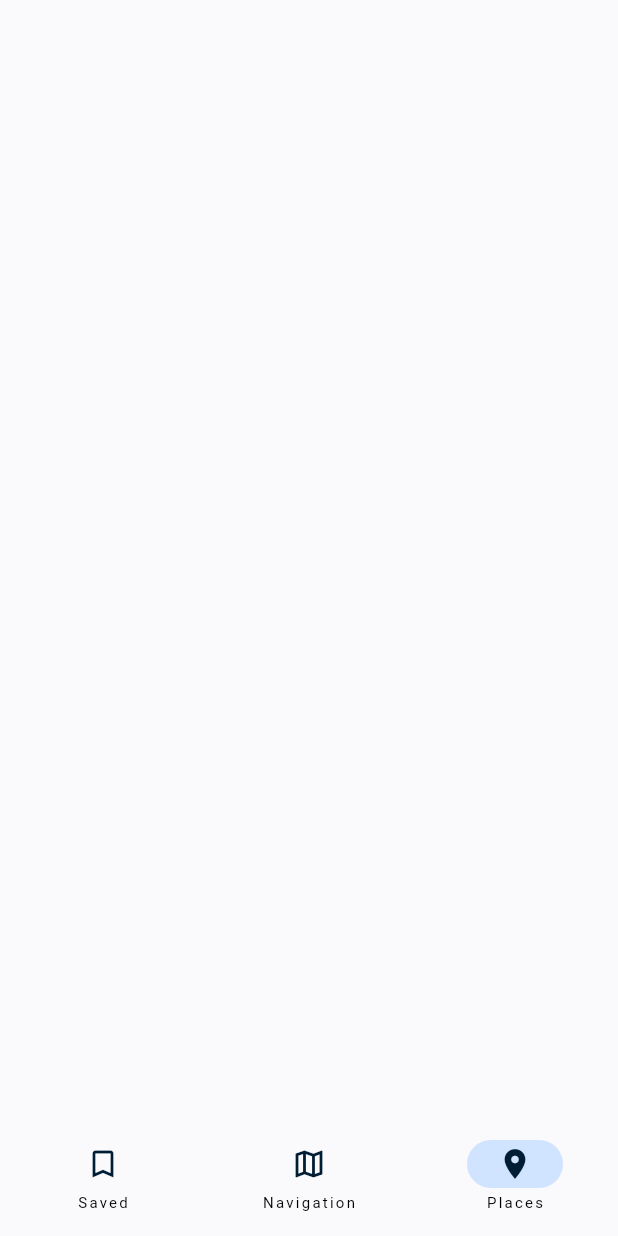
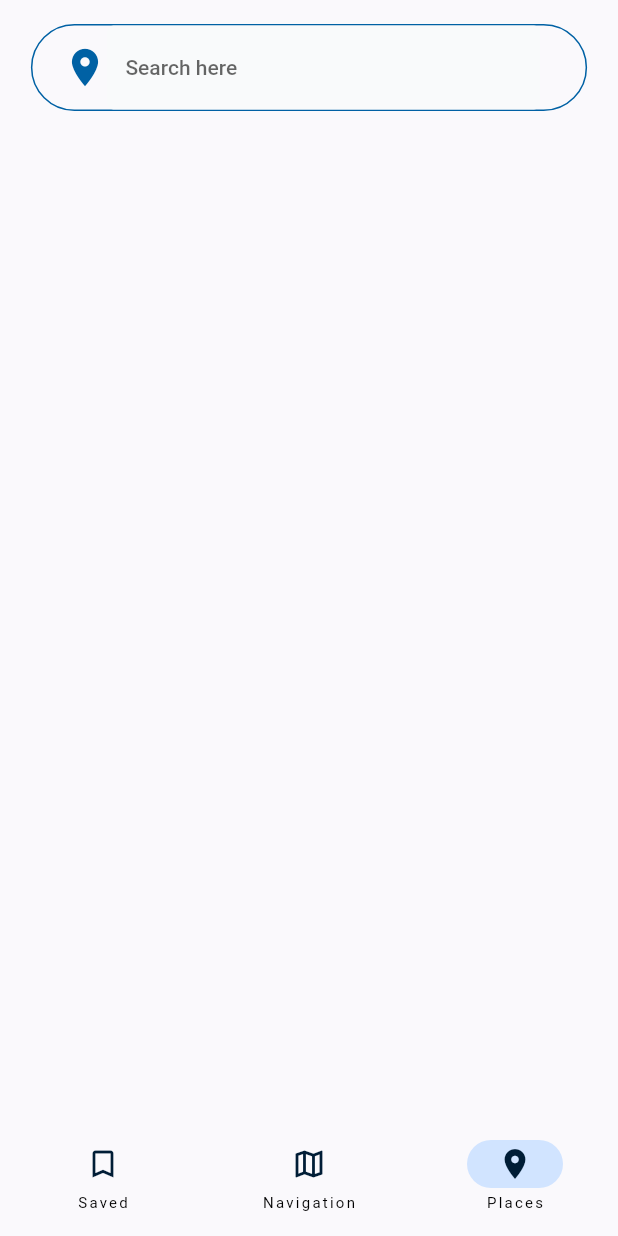
Before and after one commit to UnrealJames/FUTAMAP-, a Flutter app: the HomeScreen screen opened directly, item 3 of the bottom bar chosen, on a phone screen of 412 x 824 dp. Run offline on Flutter 3.47's test engine with Material 2 defaults, Android fonts, the phone set to English and light mode, and no system bars; our stand-ins replace flutter_svg, vector_graphics.

Commit message:
Update places screen

```diff
--- a/lib/screens/home/home.dart
+++ b/lib/screens/home/home.dart
@@ -12,7 +12,7 @@ class HomeScreen extends StatefulWidget {
 
 class _HomeScreenState extends State<HomeScreen> {
   late double _deviceHeight, _deviceWidth;
-  int currentPageIndex = 0;
+  int currentPageIndex = 1;
 
   @override
   Widget build(BuildContext context) {
--- a/lib/screens/home/places.dart
+++ b/lib/screens/home/places.dart
@@ -1,5 +1,6 @@
 import 'package:flutter/material.dart';
 import 'package:flutter_svg/svg.dart';
+import 'package:futamap/components/textfields.dart';
 import 'package:vector_graphics/vector_graphics.dart';
 import '../../theme/colors.dart' as futa_map_colors;
 
@@ -19,14 +20,62 @@ class _PlacesScreenState extends State<PlacesScreen> {
     _deviceHeight = MediaQuery.of(context).size.height;
     _deviceWidth = MediaQuery.of(context).size.width;
 
+    var searchText = '';
+
     return Scaffold(
       backgroundColor: futa_map_colors.Colors.surface,
       body: SafeArea(
         child: SizedBox(
           width: _deviceWidth,
           child: Column(
-            mainAxisAlignment: MainAxisAlignment.center,
-            children: [],
+            children: [
+              Container(
+                margin: const EdgeInsets.only(top: 16),
+                padding: const EdgeInsets.symmetric(horizontal: 20),
+                decoration: BoxDecoration(
+                  border: Border.all(color: futa_map_colors.Colors.primary),
+                  borderRadius: BorderRadius.circular(50),
+                ),
+                width: _deviceWidth * .9,
+                child: Row(
+                  children: [
+                    const Icon(
+                      Icons.location_on,
+                      color: futa_map_colors.Colors.primary,
+                      size: 30,
+                    ),
+                    SizedBox(
+                      width: _deviceWidth * .7,
+                      child: TextFormField(
+                        onChanged: (p0) => setState(() => searchText = p0),
+                        cursorColor: const Color(0xFF3734A9),
+                        style: const TextStyle(
+                          fontWeight: FontWeight.w500,
+                          fontSize: 14,
+                        ),
+                        decoration: const InputDecoration(
+                          fillColor: Color(0xFFF9FAFB),
+                          filled: true,
+                          enabledBorder: OutlineInputBorder(
+                            borderSide: BorderSide(
+                              width: 1,
+                              color: Colors.transparent,
+                            ),
+                          ),
+                          focusedBorder: OutlineInputBorder(
+                            borderSide: BorderSide(
+                              width: 1,
+                              color: Colors.transparent,
+                            ),
+                          ),
+                          hintText: "Search here",
+                        ),
+                      ),
+                    )
+                  ],
+                ),
+              ),
+            ],
           ),
         ),
       ),
```
Also changed, not shown: lib/components/textfields.dart (added, +239 -0 lines), 2 other files.
